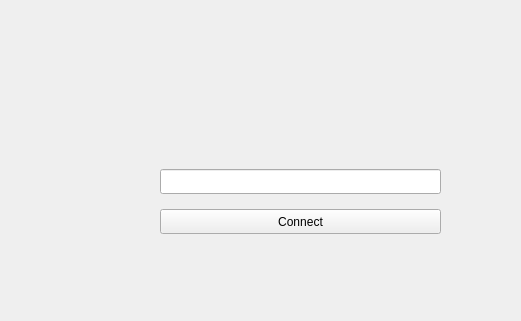
VtripleG/Client_server_app, file client/mainwindow.ui: the form before one commit; both pictures show x 99 to 620 and y 0 to 321 of the 800 by 600 pixel window.
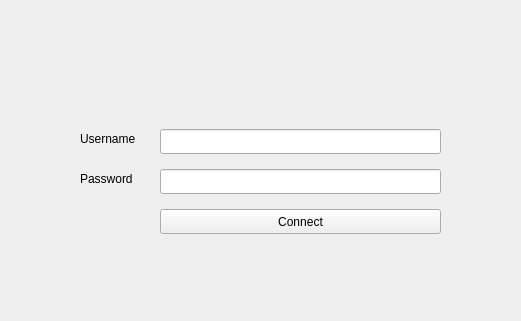
The form after the commit. The open tabs and pages were chosen to show the change. Custom widgets are drawn as their Qt base class.

Patch:
```diff
--- a/client/mainwindow.ui
+++ b/client/mainwindow.ui
@@ -281,7 +281,7 @@
         <property name="geometry">
          <rect>
           <x>250</x>
-          <y>160</y>
+          <y>120</y>
           <width>281</width>
           <height>25</height>
          </rect>
@@ -303,6 +303,48 @@
          <string>Connect</string>
         </property>
        </widget>
+       <widget class="QLineEdit" name="lineEditPassword">
+        <property name="geometry">
+         <rect>
+          <x>250</x>
+          <y>160</y>
+          <width>281</width>
+          <height>25</height>
+         </rect>
+        </property>
+        <property name="focusPolicy">
+         <enum>Qt::ClickFocus</enum>
+        </property>
+        <property name="text">
+         <string comment="Enter your UserName"/>
+        </property>
+       </widget>
+       <widget class="QLabel" name="label">
+        <property name="geometry">
+         <rect>
+          <x>170</x>
+          <y>120</y>
+          <width>71</width>
+          <height>20</height>
+         </rect>
+        </property>
+        <property name="text">
+         <string>Username</string>
+        </property>
+       </widget>
+       <widget class="QLabel" name="label_2">
+        <property name="geometry">
+         <rect>
+          <x>170</x>
+          <y>160</y>
+          <width>71</width>
+          <height>20</height>
+         </rect>
+        </property>
+        <property name="text">
+         <string>Password</string>
+        </property>
+       </widget>
       </widget>
       <widget class="QWidget" name="page_3">
        <layout class="QVBoxLayout" name="verticalLayout_2">
```
Left out of the diff: 5 changed lines with no effect on the pictures.
